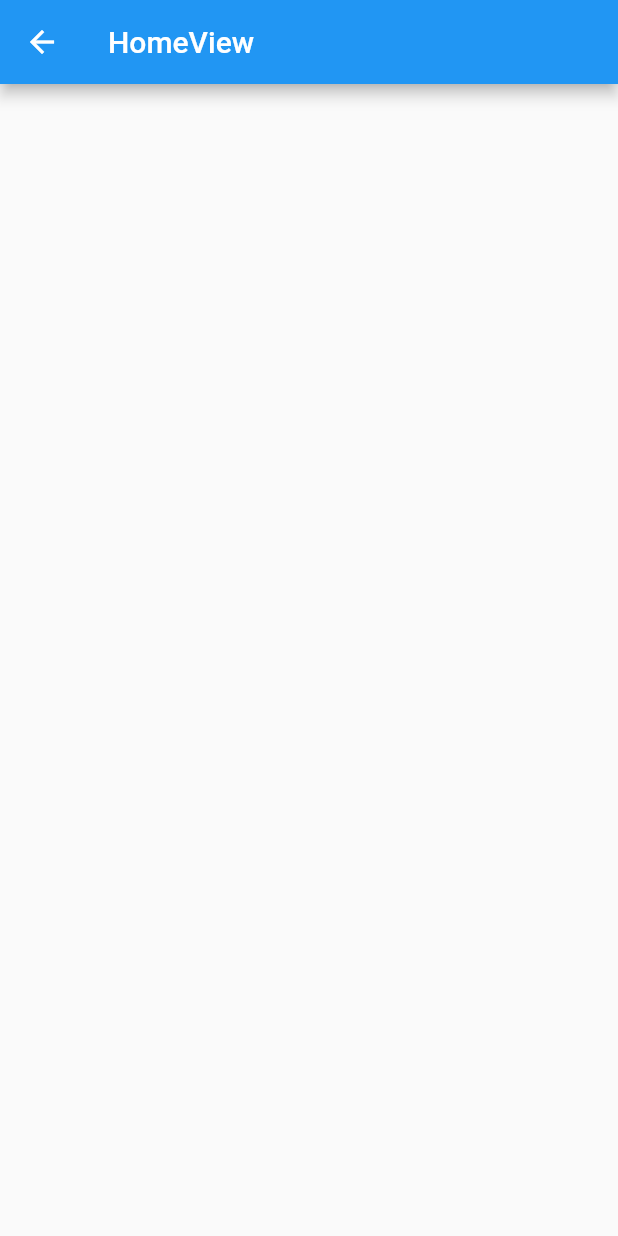
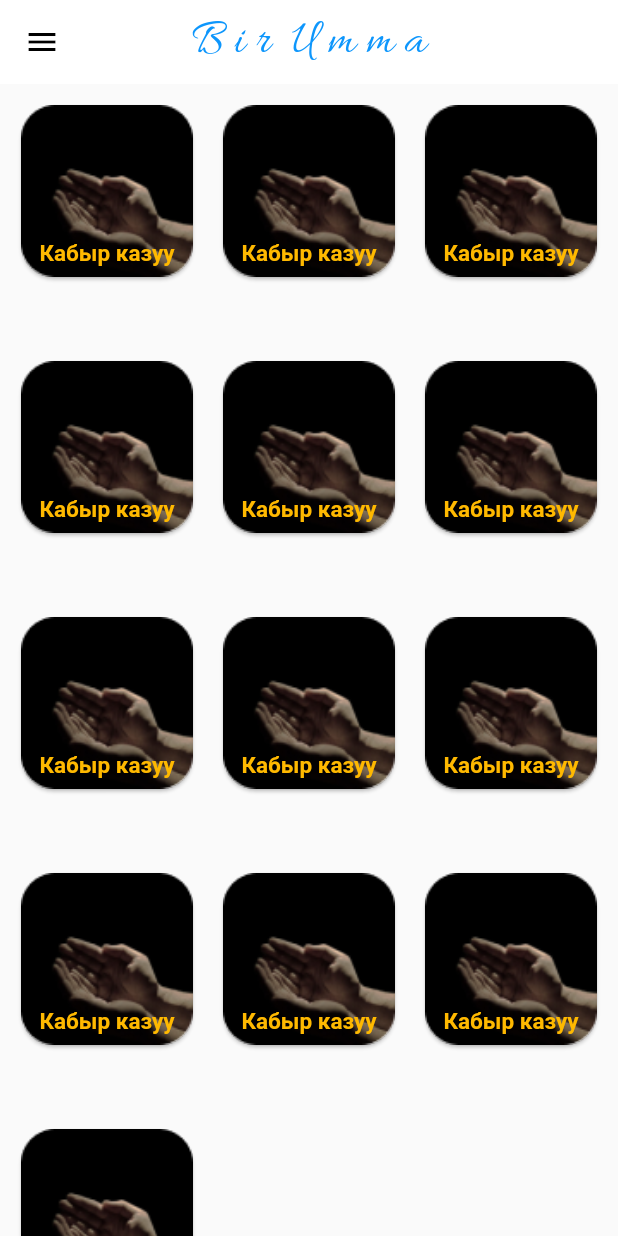
Before and after one commit to mustafanabiev/bir_umma, a Flutter app: the HomeView screen opened directly, on a phone screen of 412 x 824 dp. Run offline on Flutter 3.47's test engine with Material 2 defaults, Android fonts, the light colour scheme and no system bars; our stand-ins replace equatable, flutter_bloc, flutter_svg; statements that could not run were skipped.

Commit message:
dobavila assets/fonst/colors,sdelala home_page

```diff
--- /dev/null
+++ b/lib/constants/colors/app_colors.dart
@@ -0,0 +1,8 @@
+import 'package:flutter/animation.dart';
+
+class AppColors {
+  static const Color white = Color(0xffffffff);
+  static const Color black = Color(0x00000000);
+  static const Color blue = Color(0xff0D96FC);
+  static const Color yellow = Color(0xffFFB900);
+}
--- a/lib/constants/constants.dart
+++ b/lib/constants/constants.dart
@@ -0,0 +1 @@
+export 'colors/app_colors.dart';
--- a/lib/modules/home/view/home_view.dart
+++ b/lib/modules/home/view/home_view.dart
@@ -1,3 +1,4 @@
+import 'package:bir_umma/constants/constants.dart';
 import 'package:flutter/material.dart';
 
 class HomeView extends StatelessWidget {
@@ -7,7 +8,70 @@ class HomeView extends StatelessWidget {
   Widget build(BuildContext context) {
     return Scaffold(
       appBar: AppBar(
-        title: const Text('HomeView'),
+        leading: const Icon(Icons.menu),
+        foregroundColor: Colors.black,
+        backgroundColor: AppColors.white,
+        elevation: 0.0,
+        centerTitle: true,
+        title: const Text(
+          'B i r  U m m a',
+          style: TextStyle(
+            fontFamily: 'Allura-Regular',
+            fontSize: 32,
+            color: AppColors.blue,
+          ),
+        ),
+      ),
+      body: Column(
+        children: [
+          Expanded(
+            child: GridView.builder(
+              padding: const EdgeInsets.all(10),
+              itemCount: 13,
+              gridDelegate: const SliverGridDelegateWithFixedCrossAxisCount(
+                crossAxisCount: 3,
+                mainAxisSpacing: 48,
+                crossAxisSpacing: 12,
+              ),
+              itemBuilder: (context, index) {
+                return Card(
+                  shape: RoundedRectangleBorder(
+                    borderRadius: BorderRadius.circular(22),
+                  ),
+                  child: InkWell(
+                    onTap: () {},
+                    child: Stack(
+                      children: [
+                        Image.asset(
+                          'assets/images/kepin.png',
+                          fit: BoxFit.cover,
+                          height: double.infinity,
+                          width: double.infinity,
+                        ),
+                        const Positioned(
+                          right: 10,
+                          left: 10,
+                          // top: 60,
+                          bottom: 7,
+                          child: Text(
+                            'Кабыр казуу',
+                            textAlign: TextAlign.center,
+                            // 'Кепин ороо',
+                            style: TextStyle(
+                              fontSize: 15,
+                              fontWeight: FontWeight.w700,
+                              color: AppColors.yellow,
+                            ),
+                          ),
+                        ),
+                      ],
+                    ),
+                  ),
+                );
+              },
+            ),
+          ),
+        ],
       ),
     );
   }
```
Also changed, not shown: pubspec.yaml (+4 -4 lines), assets/fonts/Allura-Regular.ttf (added), assets/images/daarat.png (added), assets/images/demsaluu.png (added), assets/images/dubalar.png (added), assets/images/kabyr.png (added), assets/images/kepin.png (added), assets/images/kuran.png (added), assets/images/mazhab.png (added), assets/images/namaz.png (added), assets/images/orozo.png (added), assets/images/talak.png (added), assets/images/umra.png (added), assets/images/zeket.png (added).
